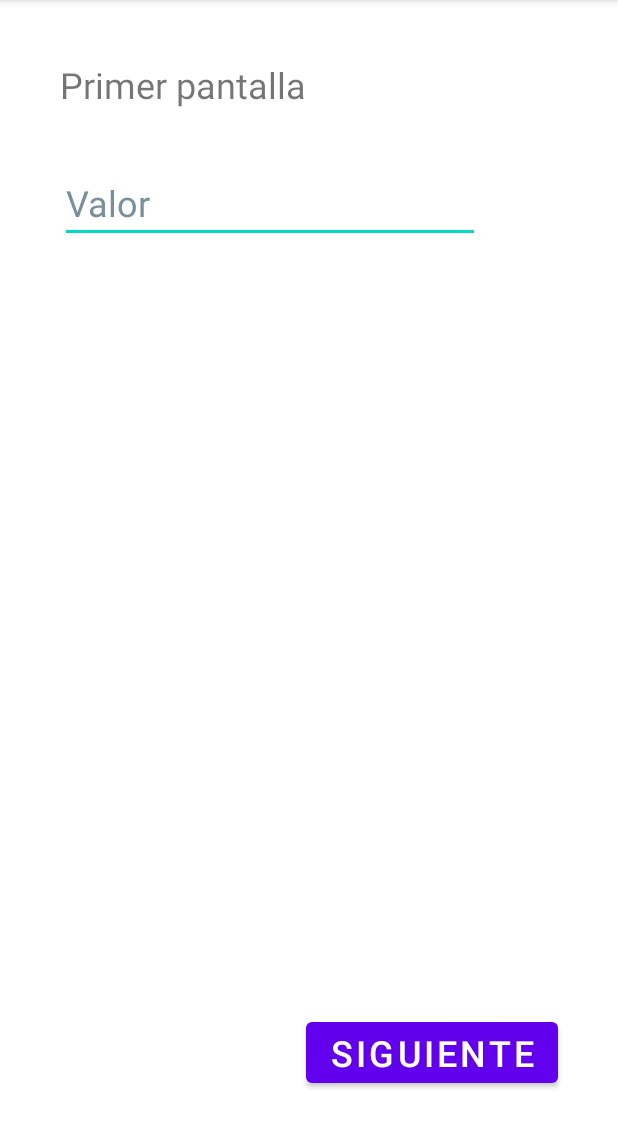
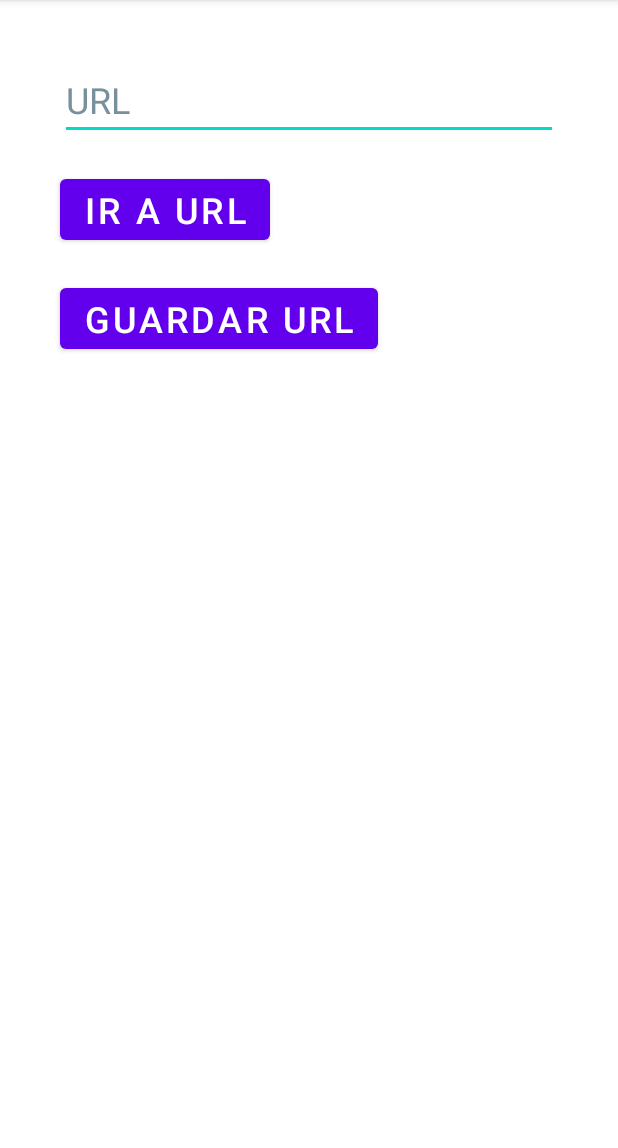
Before and after one commit to fcamussi/Android_con_Java, an Android app: the screen it shows after launch (MainActivity), on a phone screen of 412 x 824 dp, the part 84-1232 px from its top. Run offline under Robolectric (Android 15) with nearby library versions, the phone set to English and light mode, and no system bars.

Commit message:
practica7 - finalizada

```diff
--- a/Practica7/app/src/main/AndroidManifest.xml
+++ b/Practica7/app/src/main/AndroidManifest.xml
@@ -2,6 +2,8 @@
 <manifest xmlns:android="http://schemas.android.com/apk/res/android"
     xmlns:tools="http://schemas.android.com/tools"
     package="com.example.practica7">
+
+    <uses-permission android:name="android.permission.INTERNET" />
 
     <application
         android:allowBackup="true"
--- a/Practica7/app/src/main/java/com/example/practica7/MainActivity.java
+++ b/Practica7/app/src/main/java/com/example/practica7/MainActivity.java
@@ -2,27 +2,38 @@ package com.example.practica7;
 
 import androidx.appcompat.app.AppCompatActivity;
 
+import android.content.Context;
 import android.content.Intent;
+import android.content.SharedPreferences;
 import android.os.Bundle;
 import android.view.View;
 import android.widget.EditText;
 
 public class MainActivity extends AppCompatActivity {
 
-    private EditText etValor;
+    private EditText etURL;
+    SharedPreferences preferences;
 
     @Override
     protected void onCreate(Bundle savedInstanceState) {
         super.onCreate(savedInstanceState);
         setContentView(R.layout.activity_main);
 
-        etValor = findViewById(R.id.et_valor);
+        etURL = findViewById(R.id.et_url);
+        preferences = getSharedPreferences("datos", Context.MODE_PRIVATE);
+        etURL.setText(preferences.getString("url", ""));
     }
 
-    public void onClickSiguiente(View view) {
+    public void onClickIraURL(View view) {
         Intent i = new Intent(this, SegundoActivity.class);
-        i.putExtra("valor", etValor.getText().toString());
+        i.putExtra("url", etURL.getText().toString());
         startActivity(i);
     }
 
+    public void onClickGuardar(View view) {
+        SharedPreferences.Editor editor = preferences.edit();
+        editor.putString("url", etURL.getText().toString());
+        editor.commit();
+    }
+
 }
--- a/Practica7/app/src/main/res/layout/activity_main.xml
+++ b/Practica7/app/src/main/res/layout/activity_main.xml
@@ -6,42 +6,45 @@
     android:layout_height="match_parent"
     tools:context=".MainActivity">
 
-    <TextView
-        android:id="@+id/textView"
+    <Button
+        android:id="@+id/btn_iraurl"
         android:layout_width="wrap_content"
         android:layout_height="wrap_content"
         android:layout_marginStart="40dp"
+        android:layout_marginTop="20dp"
+        android:onClick="onClickIraURL"
+        android:text="@string/iraurl"
+        android:textSize="24sp"
+        app:layout_constraintStart_toStartOf="parent"
+        app:layout_constraintTop_toBottomOf="@+id/et_url" />
+
+    <Button
+        android:id="@+id/btn_guardarurl"
+        android:layout_width="wrap_content"
+        android:layout_height="wrap_content"
+        android:layout_marginStart="40dp"
+        android:layout_marginTop="20dp"
+        android:onClick="onClickGuardar"
+        android:text="@string/guardar_url"
+        android:textSize="24sp"
+        app:layout_constraintStart_toStartOf="parent"
+        app:layout_constraintTop_toBottomOf="@+id/btn_iraurl" />
+
+    <EditText
+        android:id="@+id/et_url"
+        android:layout_width="0dp"
+        android:layout_height="wrap_content"
+        android:layout_marginStart="40dp"
         android:layout_marginTop="40dp"
-        android:text="@string/primer_pantalla"
+        android:layout_marginEnd="40dp"
+        android:autofillHints=""
+        android:ems="10"
+        android:hint="@string/url"
+        android:inputType="textUri|none|text"
+        android:textColorHint="#78909C"
         android:textSize="24sp"
+        app:layout_constraintEnd_toEndOf="parent"
         app:layout_constraintStart_toStartOf="parent"
         app:layout_constraintTop_toTopOf="parent" />
 
-    <Button
-        android:id="@+id/btn_siguiente"
-        android:layout_width="wrap_content"
-        android:layout_height="wrap_content"
-        android:layout_marginEnd="40dp"
-        android:layout_marginBottom="40dp"
-        android:onClick="onClickSiguiente"
-        android:text="@string/siguiente"
-        android:textSize="24sp"
-        app:layout_constraintBottom_toBottomOf="parent"
-        app:layout_constraintEnd_toEndOf="parent" />
-
-    <EditText
-        android:id="@+id/et_valor"
-        android:layout_width="wrap_content"
-        android:layout_height="wrap_content"
-        android:layout_marginStart="40dp"
-        android:layout_marginTop="36dp"
-        android:ems="10"
-        android:hint="@string/valor"
-        android:inputType="textPersonName"
-        android:textColorHint="#78909C"
-        android:textSize="24sp"
-        app:layout_constraintStart_toStartOf="parent"
-        app:layout_constraintTop_toBottomOf="@+id/textView"
-        android:autofillHints="" />
-
 </androidx.constraintlayout.widget.ConstraintLayout>
--- a/Practica7/app/src/main/res/values/strings.xml
+++ b/Practica7/app/src/main/res/values/strings.xml
@@ -1,8 +1,9 @@
 <resources>
     <string name="app_name">Practica7</string>
     <string name="segunda_pantalla">Segunda pantalla</string>
-    <string name="anterior">Anterior</string>
+    <string name="volver">Volver</string>
     <string name="primer_pantalla">Primer pantalla</string>
-    <string name="siguiente">Siguiente</string>
-    <string name="valor">Valor</string>
+    <string name="iraurl">Ir a URL</string>
+    <string name="url">URL</string>
+    <string name="guardar_url">Guardar URL</string>
 </resources>
```
Also changed, not shown: Practica7/app/src/main/java/com/example/practica7/SegundoActivity.java (+11 -8 lines), Practica7/app/src/main/res/layout/activity_segundo.xml (+14 -28 lines).
